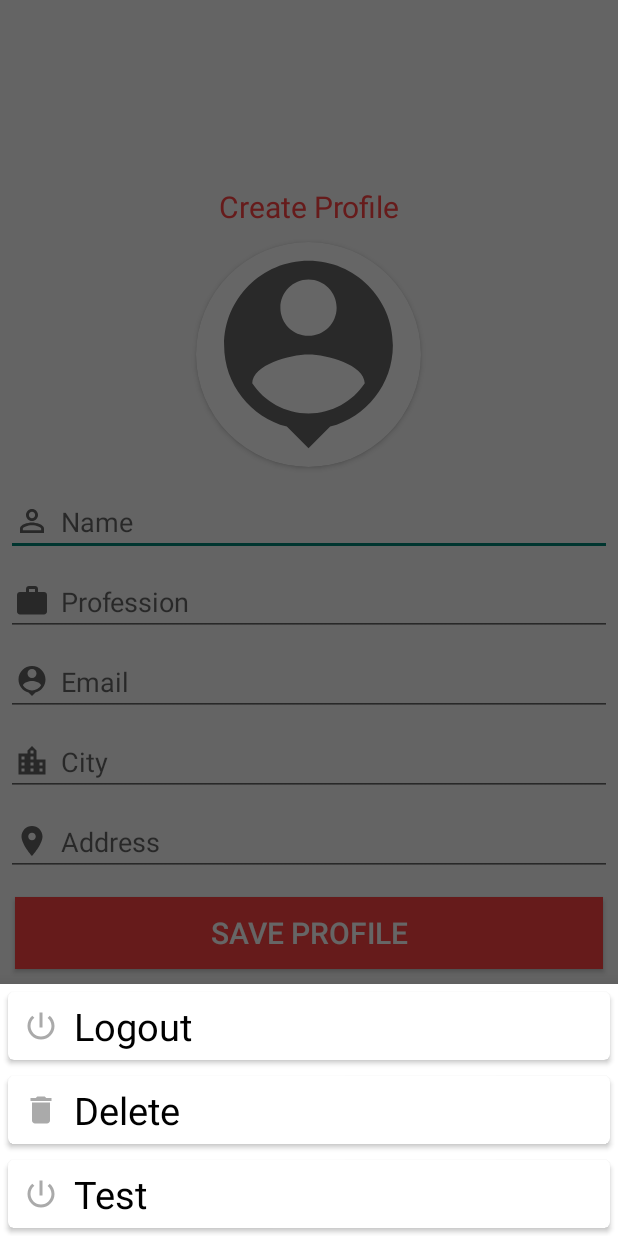
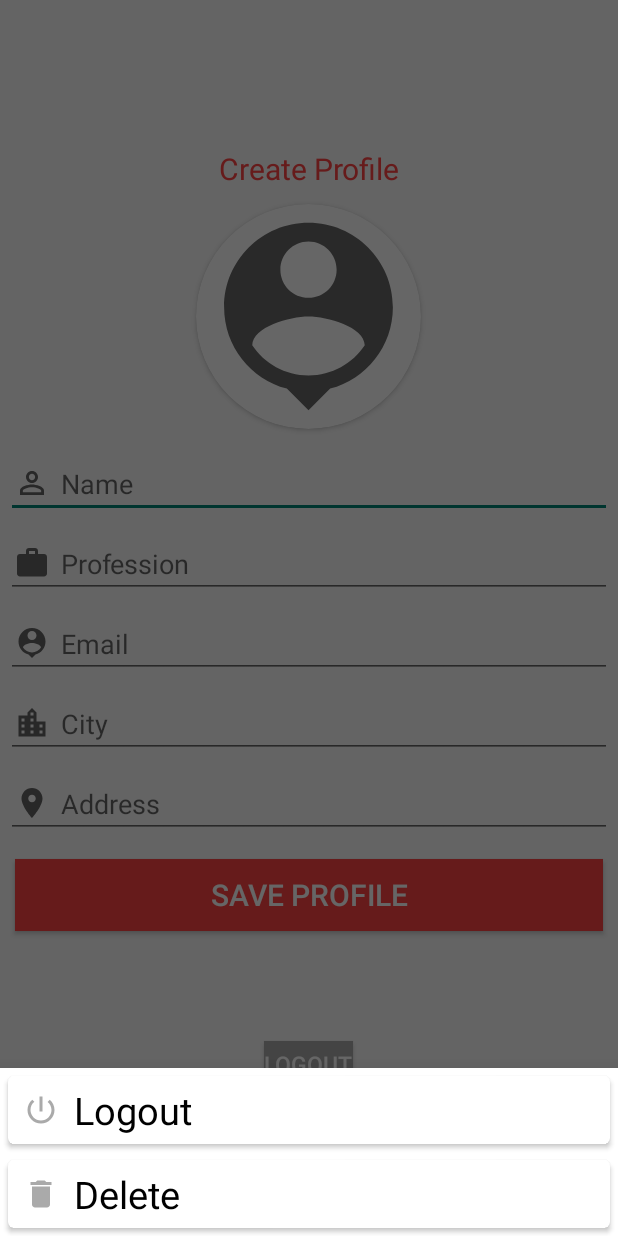
Before and after one commit to DLWickremaratne/SmartFarmer-AndroidAPP, an Android app: the fragment BottomSheetMenu placed in its activity, on a phone screen of 412 x 824 dp. Run offline under Robolectric (Android 15) with nearby library versions, the phone set to English and light mode, and no system bars; our stand-ins replace Firebase (no records; nobody signed in at launch, a user with empty details on screens opened directly), Picasso.

Commit message:
Final Edit

```diff
--- a/app/src/main/java/com/example/smartfarmerapp/BottomSheetMenu.java
+++ b/app/src/main/java/com/example/smartfarmerapp/BottomSheetMenu.java
@@ -53,7 +53,7 @@ public class BottomSheetMenu extends BottomSheetDialogFragment {
         df = FirebaseDatabase.getInstance().getReference("All Users");
         cv_delete = view.findViewById(R.id.cv_delete);
         cv_logout = view.findViewById(R.id.cv_logout);
-        cv_test = view.findViewById(R.id.cv_test);
+
         mAuth = FirebaseAuth.getInstance();
 
         FirebaseUser user = FirebaseAuth.getInstance().getCurrentUser();
--- a/app/src/main/java/com/example/smartfarmerapp/CreateProfile.java
+++ b/app/src/main/java/com/example/smartfarmerapp/CreateProfile.java
@@ -44,7 +44,7 @@ public class CreateProfile extends AppCompatActivity {
 
 
     EditText etname,etProfession,etEmail,etCity,etAddress;
-    Button button;
+    Button button,cp_logout;
     ImageView imageView;
     ProgressBar progressBar;
     Uri imageUri;
@@ -81,6 +81,8 @@ public class CreateProfile extends AppCompatActivity {
         button =findViewById(R.id.btn_cp);
         progressBar =findViewById(R.id.progressbar_cp);
         mAuth = FirebaseAuth.getInstance();
+        cp_logout = findViewById(R.id.btn_logout);
+
 
         FirebaseUser user = FirebaseAuth.getInstance().getCurrentUser();
         currentUserId = user.getUid();
@@ -106,11 +108,39 @@ public class CreateProfile extends AppCompatActivity {
                     startActivityForResult(intent,PICK_IMAGE);
 
 
+
                 }
-            });
 
 
 
+
+            });
+
+        cp_logout.setOnClickListener(new View.OnClickListener() {
+            @Override
+            public void onClick(View v) {
+                logout();
+            }
+
+
+        });
+
+
+
+    }
+
+
+    private void logout() {
+//        FirebaseAuth.getInstance().signOut();
+//        Intent intent = new Intent(CreateProfile.this, farmerLoginActivity.class);
+//
+//        intent.setFlags(Intent.FLAG_ACTIVITY_NEW_TASK | Intent.FLAG_ACTIVITY_CLEAR_TASK);
+//        startActivity(intent);
+//        finish();
+        FirebaseAuth.getInstance().signOut();
+        Intent intent = new Intent(CreateProfile.this,farmerLoginActivity.class);
+        startActivity(intent);
+        finish();
     }
 
 
--- a/app/src/main/java/com/example/smartfarmerapp/Fragment5.java
+++ b/app/src/main/java/com/example/smartfarmerapp/Fragment5.java
@@ -34,7 +34,7 @@ public class Fragment5 extends Fragment implements View.OnClickListener {
     public View onCreateView(@NonNull LayoutInflater inflater, @Nullable ViewGroup container, @Nullable Bundle savedInstanceState) {
 
         View view = inflater.inflate(R.layout.fragment5,container,false);
-        return view;
+        return view;//
 
 
 
--- a/app/src/main/java/com/example/smartfarmerapp/SCAdminAddNewProduct.java
+++ b/app/src/main/java/com/example/smartfarmerapp/SCAdminAddNewProduct.java
@@ -85,7 +85,7 @@ public class SCAdminAddNewProduct extends AppCompatActivity {
         Intent galleryIntent = new Intent();
         galleryIntent.setAction(Intent.ACTION_GET_CONTENT);
         galleryIntent.setType("image/*");
-        startActivityForResult(galleryIntent, GalleryPick);
+        startActivityForResult(galleryIntent,GalleryPick);
 
     }
 
--- a/app/src/main/java/com/example/smartfarmerapp/Viewholder_Question.java
+++ b/app/src/main/java/com/example/smartfarmerapp/Viewholder_Question.java
@@ -30,6 +30,7 @@ public class Viewholder_Question extends RecyclerView.ViewHolder {
     public Viewholder_Question(@NonNull View itemView) {
         super(itemView);
     }
+//A ViewHolder describes an item view and metadata about its place within the RecyclerView.
 
     public void setitem(FragmentActivity activity,String name,String url, String userid,String key, String question,String time){
 
--- a/app/src/main/java/com/example/smartfarmerapp/YourQuestions.java
+++ b/app/src/main/java/com/example/smartfarmerapp/YourQuestions.java
@@ -55,6 +55,7 @@ public class YourQuestions extends AppCompatActivity {
                     protected void onBindViewHolder(@NonNull Viewholder_Question holder, int position, @NonNull FarmerQuestion model) {
                         FirebaseUser user = FirebaseAuth.getInstance().getCurrentUser();
                         final String currentUserid = user.getUid();
+
 
                         final String postkey = getRef(position).getKey();
 
--- a/app/src/main/res/layout/activity_create_profile.xml
+++ b/app/src/main/res/layout/activity_create_profile.xml
@@ -7,6 +7,9 @@
     android:orientation="vertical"
     android:gravity="center"
     tools:context=".CreateProfile">
+
+
+
 
     <TextView
         android:layout_width="match_parent"
@@ -121,15 +124,18 @@
         android:visibility="invisible"
         android:id="@+id/progressbar_cp"/>
 
+    <Button
+        android:id="@+id/btn_logout"
+        android:layout_width="59dp"
+        android:layout_height="31dp"
+        android:layout_margin="10dp"
+        android:layout_marginTop="5dp"
+        android:background="@android:color/darker_gray"
+        android:text="LogOut"
 
 
-
-
-
-
-
-
-
+        android:textColor="@android:color/white"
+        android:textSize="15sp" />
 
 
 </LinearLayout>
--- a/app/src/main/res/layout/bottom_sheet_menu.xml
+++ b/app/src/main/res/layout/bottom_sheet_menu.xml
@@ -53,29 +53,7 @@
 
     </androidx.cardview.widget.CardView>
 
-    <androidx.cardview.widget.CardView
-        android:layout_width="match_parent"
-        android:layout_height="wrap_content"
-        android:clickable="true"
-        app:cardCornerRadius="4dp"
-        android:layout_margin="5dp"
-        android:id="@+id/cv_test">
 
-
-        <TextView
-            android:layout_width="match_parent"
-            android:layout_height="wrap_content"
-            android:text="Test "
-            android:textColor="@android:color/black"
-            android:textSize="25sp"
-            android:drawableStart="@drawable/ic_baseline_power_settings_new_24"
-            android:drawableLeft="@drawable/ic_baseline_power_settings_new_24"
-            android:paddingStart="10dp"
-            android:drawablePadding="10dp"
-            android:padding="5dp"
-            android:paddingLeft="10dp" />
-
-    </androidx.cardview.widget.CardView>
 
 
 
--- a/app/src/main/res/layout/bottomsheet_f2.xml
+++ b/app/src/main/res/layout/bottomsheet_f2.xml
@@ -15,7 +15,7 @@
         <TextView
             android:layout_width="match_parent"
             android:layout_height="match_parent"
-            android:text="Related"
+            android:text="Favorite Questions"
             android:textSize="20sp"
             android:textColor="@android:color/black"
             android:drawableStart="@drawable/ic_baseline_bookmarks_24"
```
Also changed, not shown: app/src/main/java/com/example/smartfarmerapp/AskActivity.java (+8 -8 lines), app/src/main/java/com/example/smartfarmerapp/Fragment2.java (+10 -9 lines), app/src/main/java/com/example/smartfarmerapp/InstructionActivity.java (+13 -7 lines).
